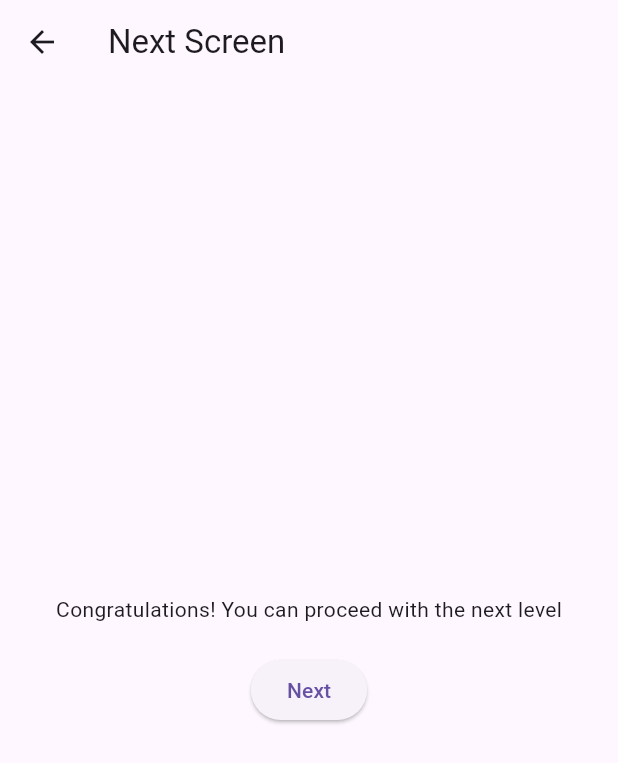
After one commit to andreamicheli/oopsie, a Flutter app: the NextScreen screen opened by its route, on a phone screen of 412 x 824 dp. The commit adds this screen. Shown: the top 763 px of the screen. Run offline on Flutter 3.47's test engine with Material 3 defaults, Android fonts, the phone set to English and light mode, and no system bars; our stand-ins replace get, hive_flutter; missing offline and left inert: flame, flame_forge2d, flame_kenney_xml; accounts and stored records are empty.

Commit message:
added levels

```diff
--- /dev/null
+++ b/lib/controller.dart
@@ -0,0 +1,24 @@
+import 'package:get/get.dart';
+import 'package:hive_flutter/hive_flutter.dart';
+
+class LevelController extends GetxController {
+  final storage = Hive.box("storage");
+  RxInt currentLevel = 0.obs;
+
+  LevelController() : currentLevel = 0.obs {
+    // Load tasks from storage or initialize with an empty list if none exist
+    int? storedLevel = storage.get('currentLevel');
+    if (storedLevel != null) {
+      currentLevel.value = int.tryParse(storedLevel.toString()) ?? 0;
+    }
+  }
+
+  updateLevel() {
+    currentLevel.value += 1;
+    _save();
+  }
+
+  void _save() {
+    storage.put('currentLevel', currentLevel);
+  }
+}
--- /dev/null
+++ b/lib/screens/next_screen.dart
@@ -0,0 +1,47 @@
+import 'package:flutter/material.dart';
+import 'package:forge2d_game/controller.dart';
+import 'package:get/get.dart';
+
+class NextScreen extends StatelessWidget {
+  final levelController = Get.find<LevelController>();
+
+  @override
+  Widget build(BuildContext context) {
+    return Scaffold(
+      appBar: AppBar(
+        title: const Text('Next Screen'),
+      ),
+      body: Center(
+        child: Obx(() => levelController.currentLevel.value < 2
+            ? Column(
+                mainAxisAlignment: MainAxisAlignment.center,
+                children: [
+                  const Text(
+                      'Congratulations! You can proceed with the next level'),
+                  const SizedBox(height: 20),
+                  ElevatedButton(
+                    onPressed: () {
+                      levelController.updateLevel();
+                      Get.toNamed("/game");
+                    },
+                    child: const Text('Next'),
+                  ),
+                ],
+              )
+            : Column(
+                mainAxisAlignment: MainAxisAlignment.center,
+                children: [
+                  const Text('Congratulations! You completed the game'),
+                  const SizedBox(height: 20),
+                  ElevatedButton(
+                    onPressed: () {
+                      Get.toNamed("/start");
+                    },
+                    child: const Text('Home'),
+                  ),
+                ],
+              )),
+      ),
+    );
+  }
+}
--- a/pubspec.yaml
+++ b/pubspec.yaml
@@ -16,6 +16,10 @@ dependencies:
   xml: ^6.5.0
   equatable: ^2.0.5
   get: ^4.6.6
+  hive: ^2.2.3
+  hive_flutter: ^1.1.0
+  hive_generator: ^2.0.1
+  build_runner: ^2.4.13
 
 dev_dependencies:
   flutter_test:
```
Also changed, not shown: lib/game.dart (+14 -2 lines), lib/main.dart (+8 -2 lines), assets/images/level1.jpg (renamed from assets/images/background.jpg), assets/images/level2.jpg (added), assets/images/level3.jpg (added), pubspec.lock, 1 other file.
